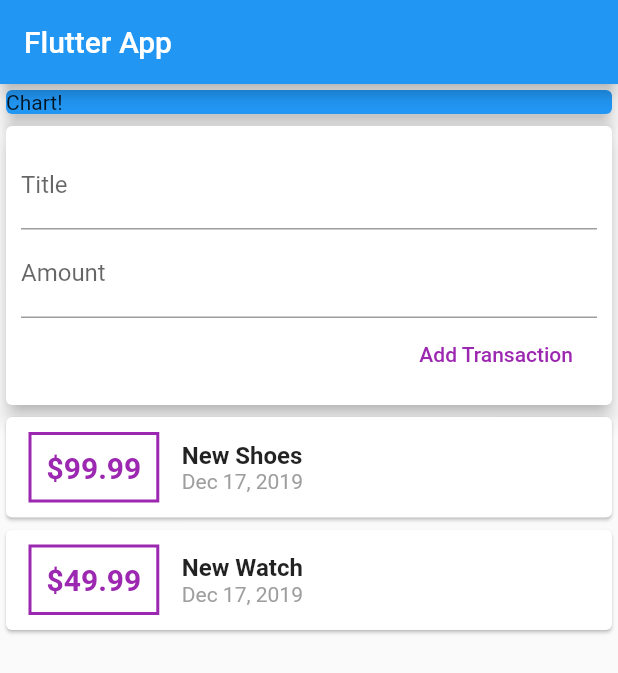
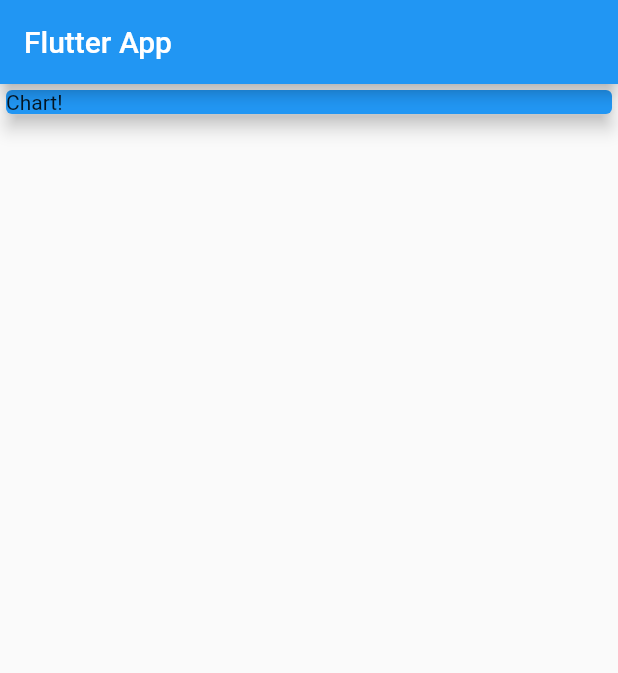
Before and after one commit to ankushmundhra/WeeklyExpenses, a Flutter app: the screen it shows after launch, on a phone screen of 412 x 824 dp. Shown: the top 673 px of the screen. Run offline on Flutter 3.47's test engine with Material 2 defaults, Android fonts, the light colour scheme and no system bars.

Commit message:
second commit

```diff
--- a/lib/main.dart
+++ b/lib/main.dart
@@ -1,8 +1,6 @@
 //On Windows Shift + Alt + F.
 
 import 'package:flutter/material.dart';
-import './widgets/new_transaction.dart';
-import './widgets/transaction_list.dart';
 
 void main() => runApp(MyApp());
 
@@ -41,8 +39,7 @@ class MyHomePage extends StatelessWidget {
               elevation: 5,
             ),
           ),
-          NewTransaction(),
-          TransactionList()
+
         ],
       ),
     );
--- a/lib/widgets/transaction_list.dart
+++ b/lib/widgets/transaction_list.dart
@@ -1,27 +1,7 @@
 import 'package:flutter/material.dart';
-import '../models/transaction.dart';
 import 'package:intl/intl.dart';
 
-class TransactionList extends StatefulWidget {
-  @override
-  _TransactionListState createState() => _TransactionListState();
-}
-
-class _TransactionListState extends State<TransactionList> {
-  final List<Transaction> _userTransactions = [
-    Transaction(
-      id: 't1',
-      title: 'New Shoes',
-      amount: 99.99,
-      date: DateTime.now(),
-    ),
-    Transaction(
-      id: 't2',
-      title: 'New Watch',
-      amount: 49.99,
-      date: DateTime.now(),
-    ),
-  ];
+class TransactionList extends StatelessWidget {
 
   @override
   Widget build(BuildContext context) {
```
Also changed, not shown: lib/widgets/user_transactions.dart (+35 -0 lines).
